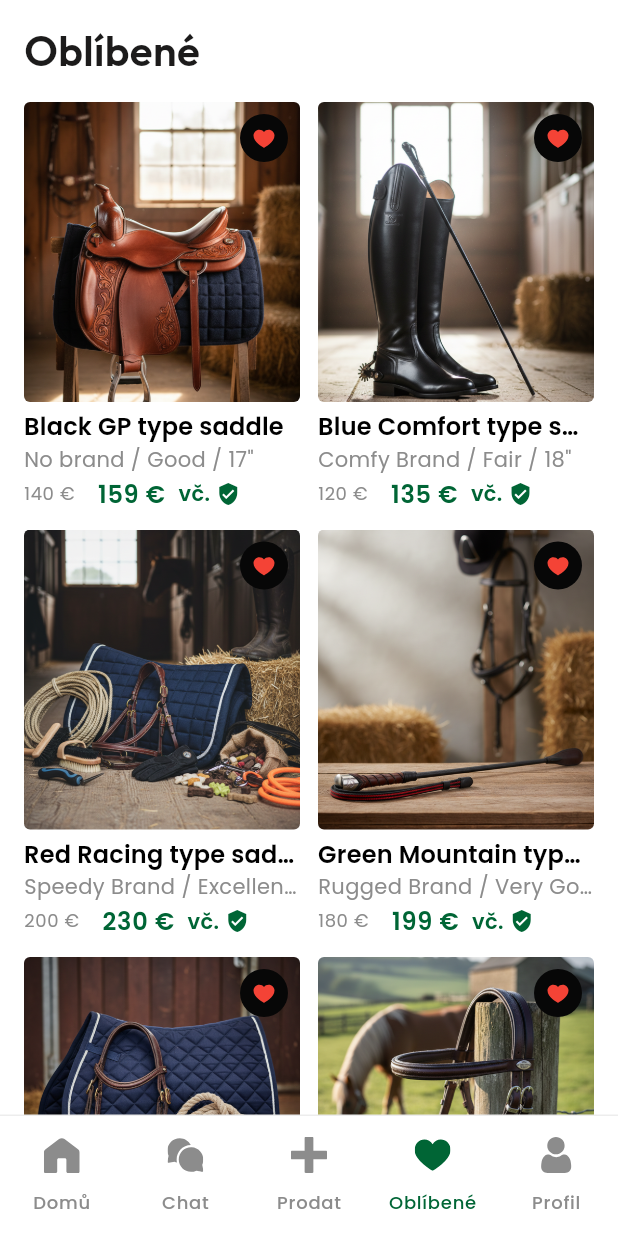
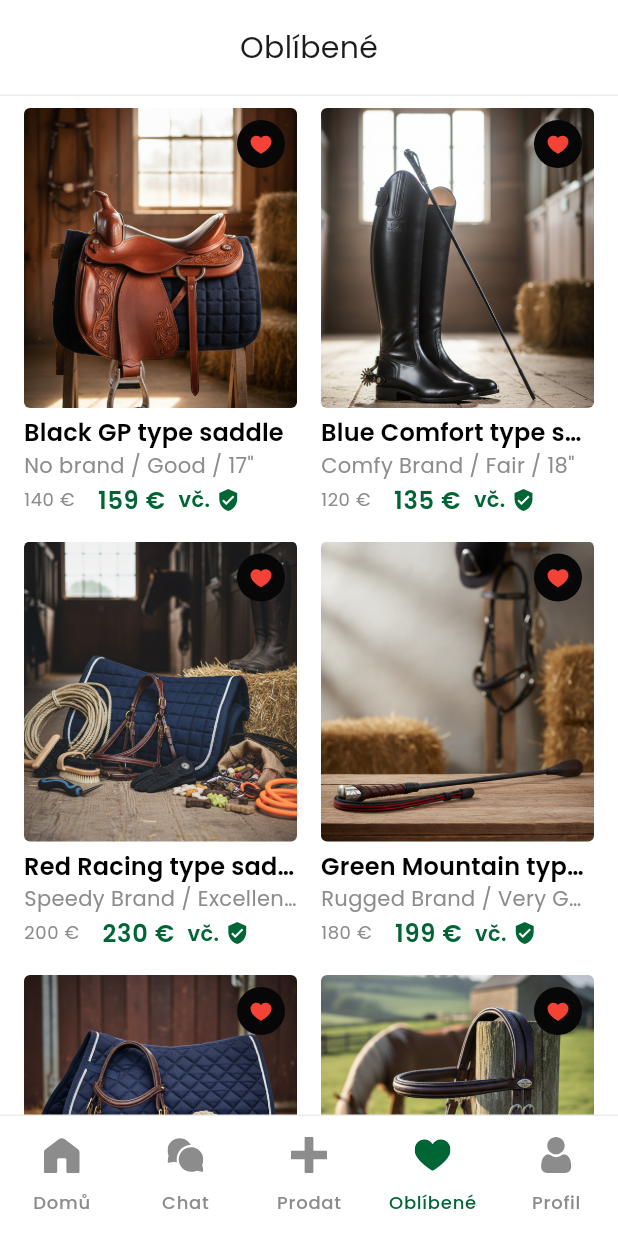
Before and after one commit to martintellinger/eqqu, a Flutter app: the HomeScreen screen opened by its route, item 4 of the bottom bar chosen, on a phone screen of 412 x 824 dp. Run offline on Flutter 3.47's test engine with Material 3 defaults, Android fonts, the phone set to English and light mode, and no system bars; our stand-ins replace flutter_svg.

Commit message:
Fix chat detail colors, input bar alignment, and favorites header
Chat detail:
- Fix surfaceContainerHigh color (light: #F7F7F7, dark: #2A2A2A) to match Figma
- Add minHeight 44px to message bubbles per Figma spec
- Fix input bar: remove SizedBox constraint, use isCollapsed for proper
  TextField height alignment with send button
- Add letterSpacing and lineHeight to input text style

Favorites:
- Fix header from Outfit 28px bold left-aligned to Poppins Regular 20px
  centered in 64px app bar with bottom border (matching Figma)
- Fix grid gap from 12px to 16px per Figma design

https://claude.ai/code/session_012waFykv5wBbLFNTaJFeXrN

```diff
--- a/lib/screens/favorites_screen.dart
+++ b/lib/screens/favorites_screen.dart
@@ -100,18 +100,25 @@ class _FavoritesScreenState extends State<FavoritesScreen> {
     return SafeArea(
       child: CustomScrollView(
         slivers: [
-          // Header
+          // App bar with centered title
           SliverToBoxAdapter(
-            child: Padding(
-              padding: const EdgeInsets.fromLTRB(16, 16, 16, 8),
-              child: Text(
-                'Oblíbené',
-                style: TextStyle(
-                  fontFamily: 'Outfit',
-                  fontSize: 28,
-                  fontWeight: FontWeight.w600,
-                  color: cs.onSurface,
-                  height: 36 / 28,
+            child: Container(
+              height: 64,
+              decoration: BoxDecoration(
+                border: Border(
+                  bottom: BorderSide(color: cs.outline, width: 1),
+                ),
+              ),
+              child: Center(
+                child: Text(
+                  'Oblíbené',
+                  style: TextStyle(
+                    fontFamily: 'Poppins',
+                    fontSize: 20,
+                    fontWeight: FontWeight.w400,
+                    color: cs.onSurface,
+                    height: 28 / 20,
+                  ),
                 ),
               ),
             ),
@@ -127,7 +134,7 @@ class _FavoritesScreenState extends State<FavoritesScreen> {
                     final i = rowIndex * 2;
                     return Padding(
                       padding: EdgeInsets.only(
-                        bottom: rowIndex < (favProducts.length / 2).ceil() - 1 ? 12 : 0,
+                        bottom: rowIndex < (favProducts.length / 2).ceil() - 1 ? 16 : 0,
                       ),
                       child: IntrinsicHeight(
                         child: Row(
@@ -141,7 +148,7 @@ class _FavoritesScreenState extends State<FavoritesScreen> {
                                 _productImages[favProducts[i].key % _productImages.length],
                               ),
                             ),
-                            const SizedBox(width: 12),
+                            const SizedBox(width: 16),
                             if (i + 1 < favProducts.length)
                               Expanded(
                                 child: _buildProductCard(
--- a/lib/theme/app_theme.dart
+++ b/lib/theme/app_theme.dart
@@ -20,7 +20,7 @@ class AppTheme {
       surface: Color(0xFF070707),
       onSurface: Colors.white,
       surfaceContainerLow: Color(0xFF1C1B1B),
-      surfaceContainerHigh: Color(0xFF252B25),
+      surfaceContainerHigh: Color(0xFF2A2A2A),
       surfaceContainerHighest: Color(0xFF353434),
       surfaceTint: Color(0xFF85D89C),
       error: Color(0xFFFFB4A8),
@@ -48,7 +48,7 @@ class AppTheme {
       surface: Colors.white,
       onSurface: Color(0xFF1C1B1B),
       surfaceContainerLow: Color(0xFFF5F9F7),
-      surfaceContainerHigh: Color(0xFFF5F9F7),
+      surfaceContainerHigh: Color(0xFFF7F7F7),
       surfaceContainerHighest: Color(0xFFEDEDED),
       surfaceTint: _primaryGreen,
       error: Color(0xFFA10000),
```
Also changed, not shown: lib/screens/chat_detail_screen.dart (+6 -4 lines).
